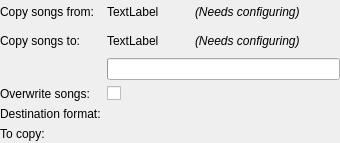
Before: the Qt Designer form devices/actiondialog.ui in polpo/cantata-mac, drawn with Qt 5.
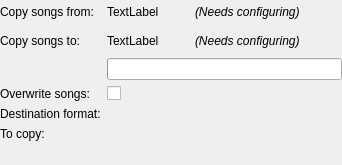
After: the same form once the commit is applied. Custom widgets are drawn as their Qt base class.

Commit message: Better url-label area

The edit to the form file:
```diff
--- a/devices/actiondialog.ui
+++ b/devices/actiondialog.ui
@@ -6,8 +6,8 @@
    <rect>
     <x>0</x>
     <y>0</y>
-    <width>340</width>
-    <height>143</height>
+    <width>342</width>
+    <height>165</height>
    </rect>
   </property>
   <layout class="QVBoxLayout" name="verticalLayout">
@@ -173,7 +173,14 @@
         </widget>
        </item>
        <item row="6" column="1">
-        <widget class="UrlLabel" name="songCount"/>
+        <widget class="UrlLabel" name="songCount">
+         <property name="sizePolicy">
+          <sizepolicy hsizetype="Maximum" vsizetype="Preferred">
+           <horstretch>0</horstretch>
+           <verstretch>0</verstretch>
+          </sizepolicy>
+         </property>
+        </widget>
        </item>
       </layout>
      </widget>
```
The commit also changes 1 other file.
